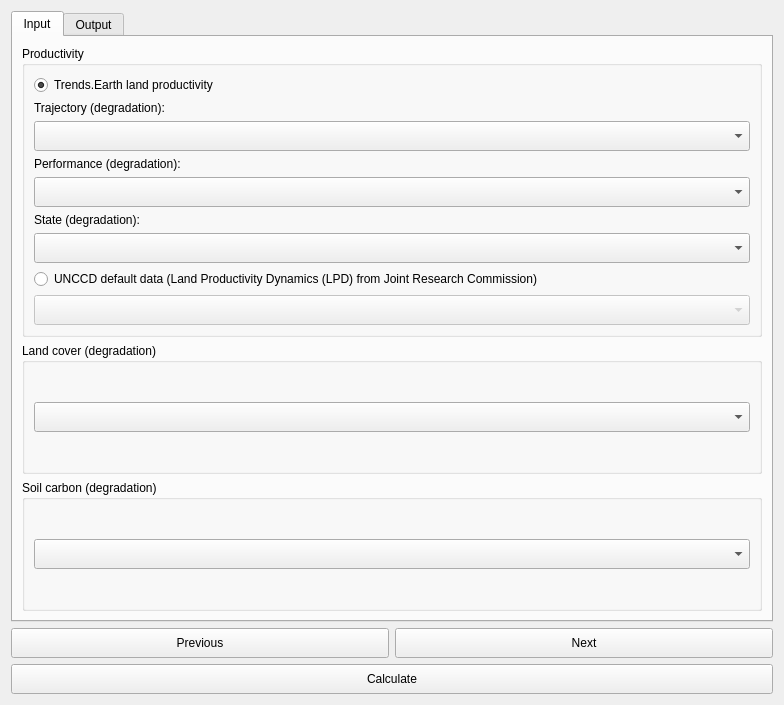
Qt form LDMP/gui/DlgCalculateSDGAdvanced.ui (ConservationInternational/trends.earth) before a commit.
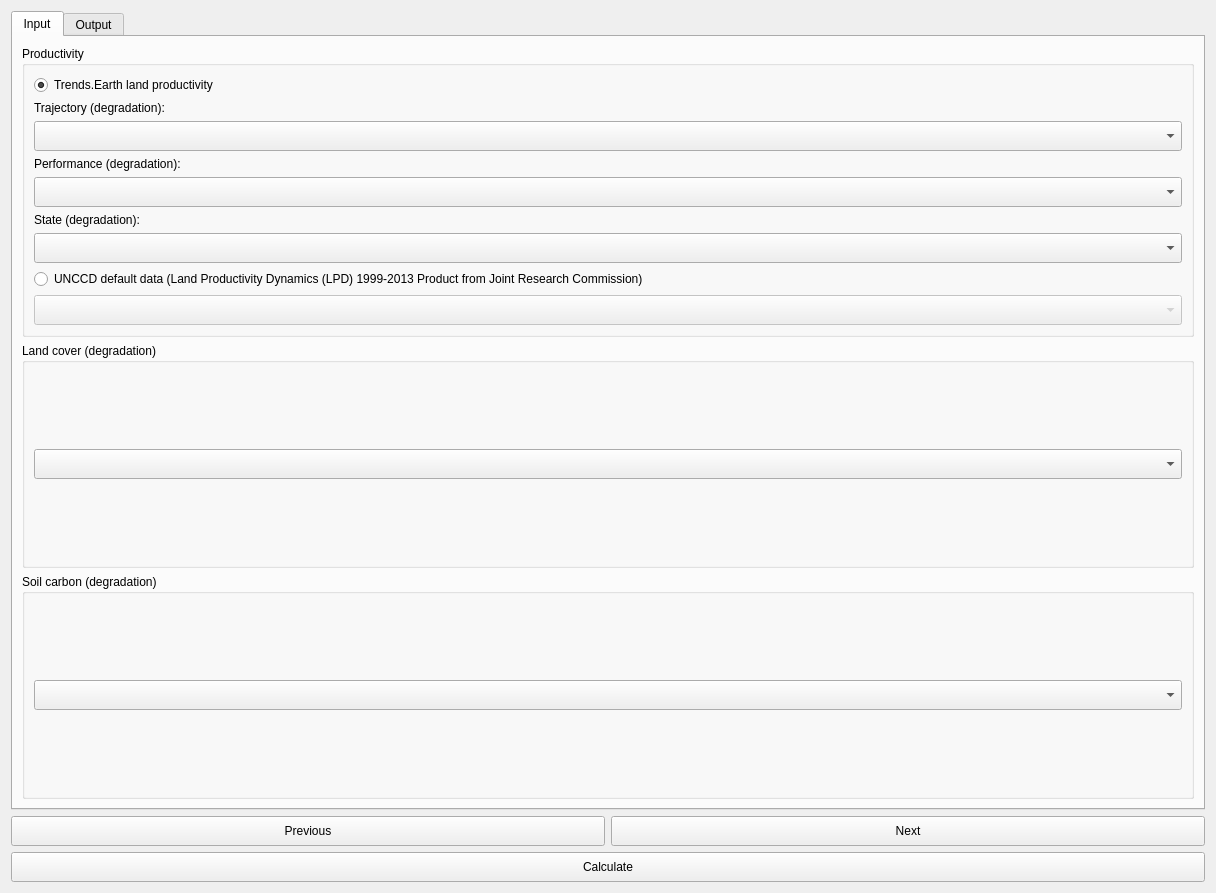
The same form after that commit.

Commit message: Adding changes to GUI interfaces and additional interface for the single/multiple polygon entries

Patch:
```diff
--- a/LDMP/gui/DlgCalculateSDGAdvanced.ui
+++ b/LDMP/gui/DlgCalculateSDGAdvanced.ui
@@ -6,8 +6,8 @@
    <rect>
     <x>0</x>
     <y>0</y>
-    <width>784</width>
-    <height>705</height>
+    <width>1216</width>
+    <height>893</height>
    </rect>
   </property>
   <property name="sizePolicy">
@@ -197,7 +197,7 @@
              <bool>true</bool>
             </property>
             <property name="text">
-             <string>UNCCD default data (Land Productivity Dynamics (LPD) from Joint Research Commission)</string>
+             <string>UNCCD default data (Land Productivity Dynamics (LPD) 1999-2013 Product from Joint Research Commission)</string>
             </property>
             <property name="checked">
              <bool>false</bool>
```
The commit also changes 5 other files.
